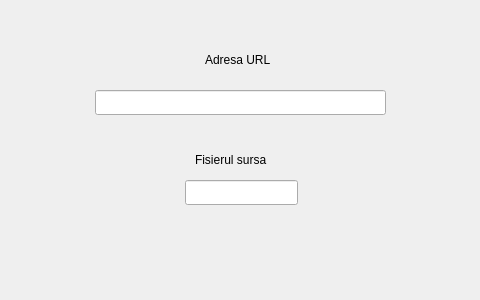
This is Generator/httppost.ui in alexandragugu/Practica2023 as Qt 5 draws it before an edit; both pictures show x 115 to 595 and y 0 to 300 of the 800 by 300 pixel window. The edited form follows.
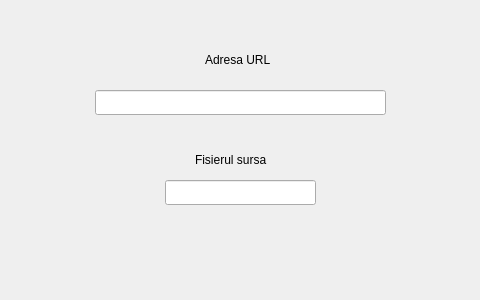
This is the edited form.

```diff
--- a/Generator/httppost.ui
+++ b/Generator/httppost.ui
@@ -27,9 +27,9 @@
    <widget class="QLineEdit" name="lineEdit_2">
     <property name="geometry">
      <rect>
-      <x>300</x>
+      <x>280</x>
       <y>180</y>
-      <width>113</width>
+      <width>151</width>
       <height>25</height>
      </rect>
     </property>
```
